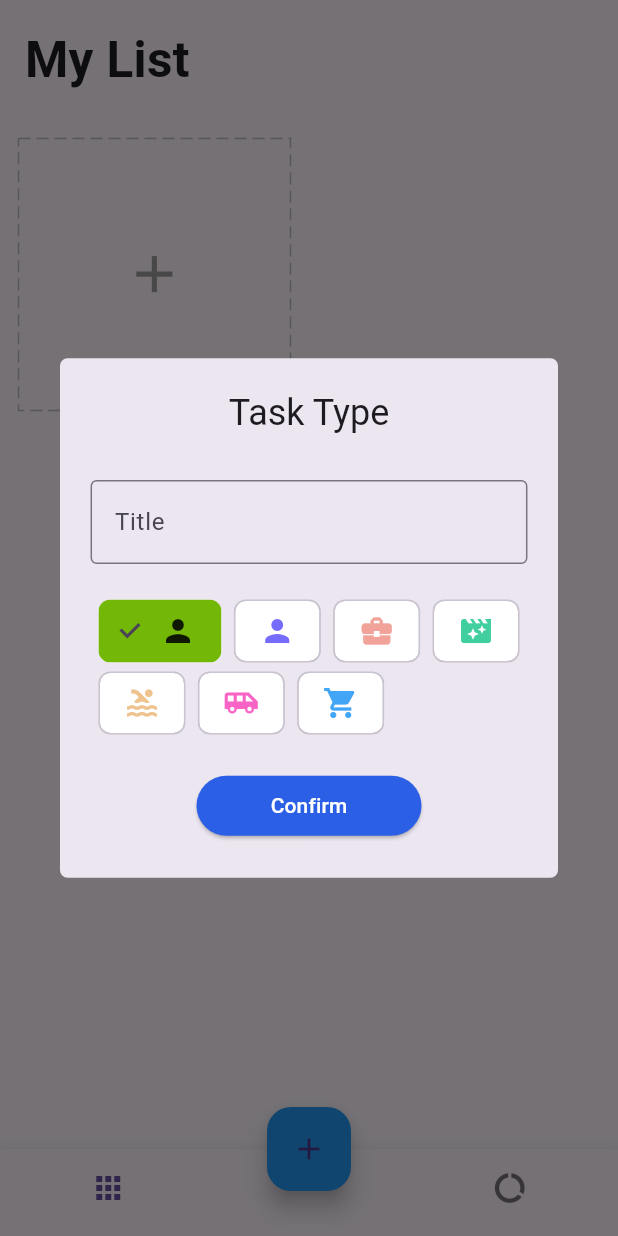
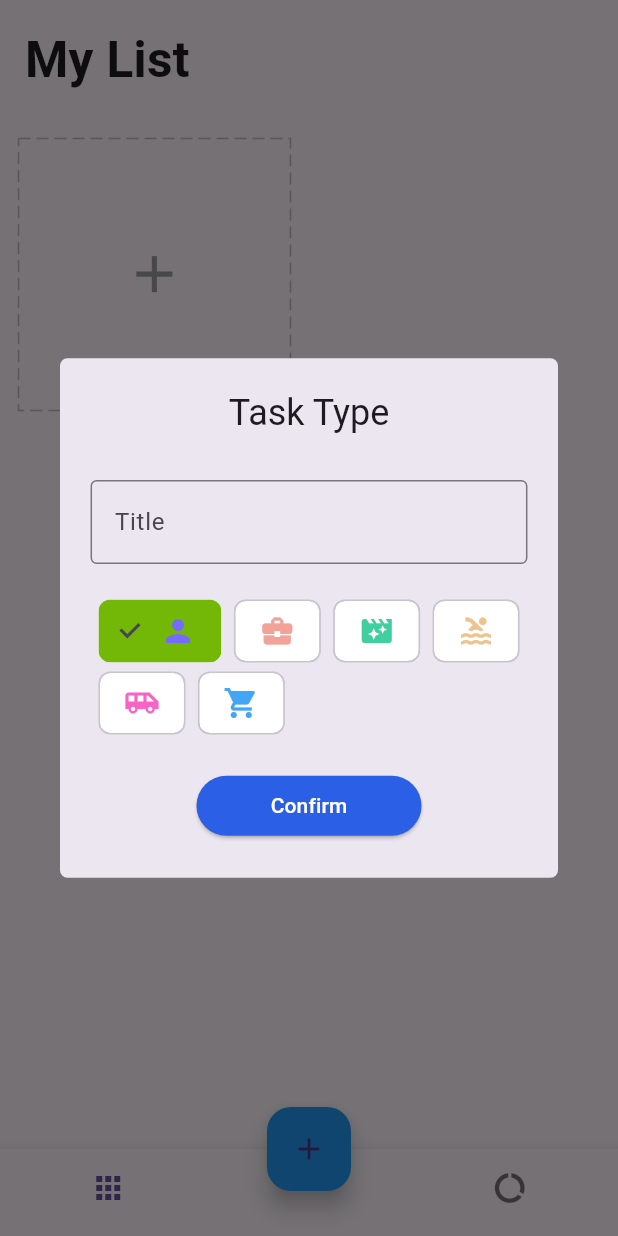
Before and after one commit to corLEOne0124/flutter_getx_todo_list, a Flutter app: the screen it shows after launch, after a tap on the "add" icon, on a phone screen of 412 x 824 dp. Run offline on Flutter 3.47's test engine with Material 3 defaults, Android fonts, the phone set to English and light mode, and no system bars; drawn by our look-alikes of dotted_border; our stand-ins replace equatable, flutter_easyloading, get, get_storage, step_progress_indicator.

Commit message:
first commit

```diff
--- a/lib/app/models/home/widgets/add_card.dart
+++ b/lib/app/models/home/widgets/add_card.dart
@@ -68,8 +68,9 @@ class AddCard extends StatelessWidget {
                                 selected:
                                     homeController.chipIndex.value == index,
                                 onSelected: (bool selected) {
-                                  homeController.chipIndex.value =
-                                      selected ? index : 0;
+                                  homeController.chipIndex.value = selected
+                                      ? index
+                                      : 0;
                                 },
                               );
                             }),
--- a/lib/app/widgets/icons.dart
+++ b/lib/app/widgets/icons.dart
@@ -4,10 +4,7 @@ import 'package:getx_todo_list/app/core/values/icons.dart';
 
 List<Icon> getIcons() {
   return const [
-    Icon(IconData(
-      personIcon,
-      fontFamily: 'MaterialIcons',
-    )),
+
     Icon(IconData(personIcon, fontFamily: 'MaterialIcons'),color: purple,),
     Icon(IconData(workIcon, fontFamily: 'MaterialIcons'),color: pink,),
     Icon(IconData(movieIcon, fontFamily: 'MaterialIcons'),color: green,),
```
Also changed, not shown: 1 other file.
